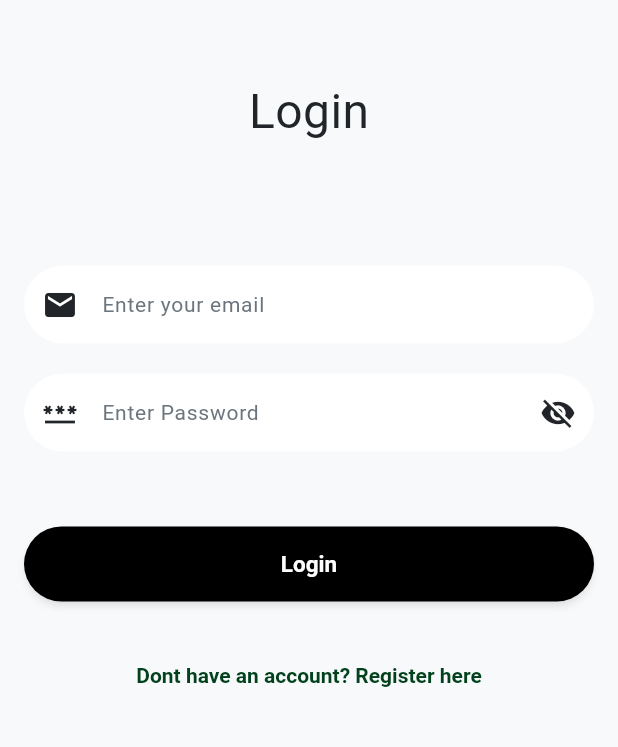
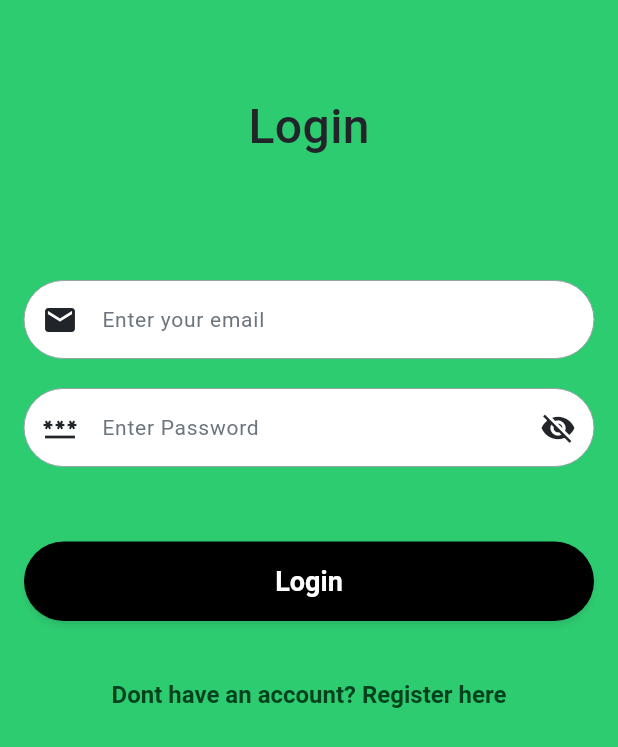
Before and after one commit to hasanat-ahmad/MTAG-Queue-Skipper, a Flutter app: the screen it shows after launch, on a phone screen of 412 x 824 dp. Shown: the top 747 px of the screen. Run offline on Flutter 3.47's test engine with Material 3 defaults, Android fonts, the phone set to English and light mode, and no system bars; our stand-ins replace mask_text_input_formatter.

Commit message:
Update login screen with form validation and error handling
Made-with: Cursor

```diff
--- a/lib/screens/login_screen.dart
+++ b/lib/screens/login_screen.dart
@@ -1,123 +1,151 @@
 import 'package:flutter/material.dart';
-import 'package:provider/provider.dart';
+import 'package:mtag_queue_skipper/constants/app_fonts.dart';
+import 'package:mtag_queue_skipper/constants/app_colors.dart';
 
-class LoginScreen extends StatelessWidget {
+class LoginScreen extends StatefulWidget {
   const LoginScreen({super.key});
 
   @override
-  Widget build(BuildContext context) {
-    return ChangeNotifierProvider(
-      create: (_) => _ScreenState(),
-      child: const _LoginScreenBody(),
-    );
-  }
+  State<LoginScreen> createState() => _LoginScreenState();
 }
 
-class _LoginScreenBody extends StatelessWidget {
-  const _LoginScreenBody();
+class _LoginScreenState extends State<LoginScreen> {
+  final _formKey = GlobalKey<FormState>();
+  final _emailController = TextEditingController();
+  final _passwordController = TextEditingController();
+  bool _isPasswordHidden = true;
+
+  @override
+  void dispose() {
+    _emailController.dispose();
+    _passwordController.dispose();
+    super.dispose();
+  }
 
   @override
   Widget build(BuildContext context) {
-    final screenState = _ScreenState.s(context, true);
-
     return Scaffold(
+      backgroundColor: AppColors.accentGreen,
       body: SafeArea(
         child: Padding(
-          padding: EdgeInsets.all(16),
+          padding: const EdgeInsets.all(16),
+          child: Form(
+            key: _formKey,
+            autovalidateMode: AutovalidateMode.onUserInteraction,
             child: Column(
               crossAxisAlignment: CrossAxisAlignment.center,
               children: [
-              SizedBox(height: 35),
-              Text("Login", style: TextStyle(fontSize: 32)),
-              SizedBox(height: 80),
+                const SizedBox(height: 45),
+                const Text(
+                  "Login",
+                  style: TextStyle(
+                    fontSize: 32,
+                    fontWeight: FontWeight.w500,
+                    fontFamily: AppFonts.primaryFont,
+                  ),
+                ),
+                const SizedBox(height: 80),
                 TextFormField(
+                  controller: _emailController,
                   decoration: InputDecoration(
-                  prefixIcon: Icon(Icons.email),
+                    prefixIcon: const Icon(Icons.email),
                     filled: true,
                     hintText: "Enter your email",
-
+                    errorStyle: const TextStyle(color: Colors.black),
                     enabledBorder: OutlineInputBorder(
                       borderRadius: BorderRadius.circular(100),
                       borderSide: const BorderSide(
                         width: 0,
-                      color: Colors.transparent,
+                        color: AppColors.disabledText,
                       ),
                     ),
                     focusedBorder: OutlineInputBorder(
                       borderRadius: BorderRadius.circular(100),
-                    borderSide: BorderSide(width: 1),
+                      borderSide: const BorderSide(width: 1),
                     ),
                     errorBorder: OutlineInputBorder(
                       borderRadius: BorderRadius.circular(100),
                       borderSide: BorderSide(
-                      color: Colors.red.withAlpha(200),
+                        color: AppColors.backgroundDark,
                         width: 1,
                       ),
                     ),
                     focusedErrorBorder: OutlineInputBorder(
                       borderRadius: BorderRadius.circular(100),
                       borderSide: BorderSide(
-                      color: Colors.red.withAlpha(200),
+                        color: AppColors.backgroundDark,
                         width: 1,
                       ),
                     ),
-                  disabledBorder: OutlineInputBorder(
-                    borderRadius: BorderRadius.circular(100),
-                    borderSide: BorderSide(width: 2),
                   ),
+                  validator: (value) {
+                    if (value == null || value.trim().isEmpty) {
+                      return 'Email is required';
+                    }
+                    final RegExp emailRegex = RegExp(
+                      r'^(([^<>()[\]\\.,;:\s@"]+(\.[^<>()[\]\\.,;:\s@"]+)*)|(".+"))@((\[[0-9]{1,3}\.[0-9]{1,3}\.[0-9]{1,3}\.[0-9]{1,3}\])|(([a-zA-Z\-0-9]+\.)+[a-zA-Z]{2,}))$',
+                    );
+                    if (!emailRegex.hasMatch(value)) {
+                      return 'Enter a valid email address';
+                    }
+                    return null;
+                  },
                 ),
-              ),
-
-              SizedBox(height: 20),
+                const SizedBox(height: 20),
                 TextFormField(
-                obscureText: screenState.isPasswordHidden,
+                  controller: _passwordController,
+                  obscureText: _isPasswordHidden,
                   decoration: InputDecoration(
-                  prefixIcon: Icon(Icons.password),
+                    prefixIcon: const Icon(Icons.password),
                     suffixIcon: GestureDetector(
-                    onTap: () => screenState.togglePwdVsibility(),
+                      onTap: () {
+                        setState(() {
+                          _isPasswordHidden = !_isPasswordHidden;
+                        });
+                      },
                       child: Icon(
-                      screenState.isPasswordHidden
+                        _isPasswordHidden
                             ? Icons.visibility_off
                             : Icons.visibility,
                       ),
                     ),
-
                     filled: true,
                     hintText: "Enter Password",
-
+                    errorStyle: const TextStyle(color: Colors.black),
                     enabledBorder: OutlineInputBorder(
                       borderRadius: BorderRadius.circular(100),
                       borderSide: const BorderSide(
                         width: 0,
-                      color: Colors.transparent,
+                        color: AppColors.disabledText,
                       ),
                     ),
                     focusedBorder: OutlineInputBorder(
                       borderRadius: BorderRadius.circular(100),
-                    borderSide: BorderSide(width: 1),
+                      borderSide: const BorderSide(width: 1),
                     ),
                     errorBorder: OutlineInputBorder(
                       borderRadius: BorderRadius.circular(100),
                       borderSide: BorderSide(
-                      color: Colors.red.withAlpha(200),
+                        color: AppColors.backgroundDark,
                         width: 1,
                       ),
                     ),
                     focusedErrorBorder: OutlineInputBorder(
                       borderRadius: BorderRadius.circular(100),
                       borderSide: BorderSide(
-                      color: Colors.red.withAlpha(200),
+                        color: AppColors.backgroundDark,
                         width: 1,
                       ),
                     ),
-                  disabledBorder: OutlineInputBorder(
-                    borderRadius: BorderRadius.circular(100),
-                    borderSide: BorderSide(width: 2),
                   ),
+                  validator: (value) {
+                    if (value == null || value.length < 8) {
+                      return 'Password must be at least 8 characters long';
+                    }
+                    return null;
+                  },
                 ),
-              ),
-
-              SizedBox(height: 50),
+                const SizedBox(height: 50),
                 SizedBox(
                   width: double.infinity,
                   child: ElevatedButton(
@@ -127,29 +155,35 @@ class _LoginScreenBody extends StatelessWidget {
                         borderRadius: BorderRadius.circular(100),
                       ),
                       shadowColor: Colors.black.withAlpha(100),
-                    padding: EdgeInsets.symmetric(vertical: 16),
+                      padding: const EdgeInsets.symmetric(vertical: 16),
                     ),
-                  onPressed: () {Navigator.pushNamed(context, '/home');},
-                  child: Text("Login", style: TextStyle(color: Colors.white, fontSize: 15),),
+                    onPressed: () {
+                      if (_formKey.currentState!.validate()) {
+                        Navigator.pushNamed(context, '/home');
+                      }
+                    },
+                    child: const Text(
+                      "Login",
+                      style: TextStyle(color: Colors.white, fontSize: 18),
                     ),
                   ),
-              SizedBox(height: 25),
-              TextButton(onPressed: () => Navigator.pushNamed(context, '/register'), child: Text("Dont have an account? Register here"))
+                ),
+                const SizedBox(height: 25),
+                TextButton(
+                  onPressed: () => Navigator.pushNamed(context, '/register'),
+                  child: const Text(
+                    "Dont have an account? Register here",
+                    style: TextStyle(
+                      fontFamily: AppFonts.primaryFont,
+                      fontSize: 16,
+                    ),
+                  ),
+                ),
               ],
+            ),
           ),
         ),
       ),
     );
   }
 }
-
-class _ScreenState extends ChangeNotifier {
-  static _ScreenState s(BuildContext context, [listen = false]) =>
-      Provider.of<_ScreenState>(context, listen: listen);
-
-  bool isPasswordHidden = true;
-  void togglePwdVsibility() {
-    isPasswordHidden = !isPasswordHidden;
-    notifyListeners();
-  }
-}
```
Lines whose indentation alone changed are shown as unchanged.
